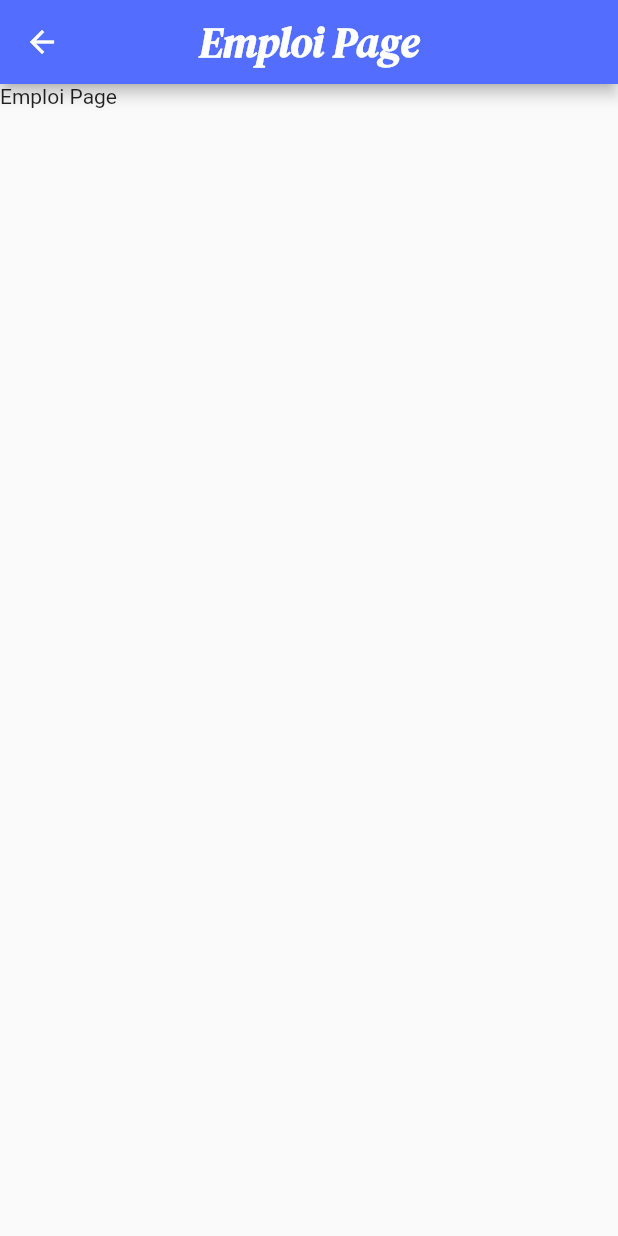
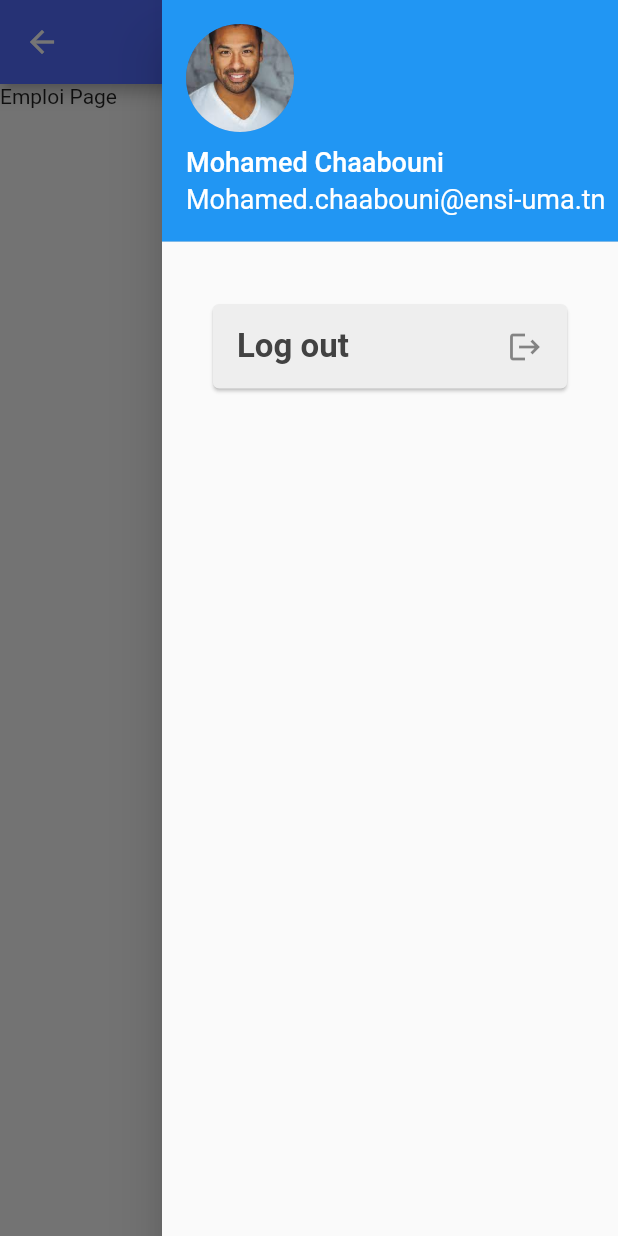
Before and after one commit to MahdiAyadi1/metroapp, a Flutter app: the Emploi screen opened by its route, with the side drawer open (before the commit the screen has no drawer), on a phone screen of 412 x 824 dp. Run offline on Flutter 3.47's test engine with Material 2 defaults, Android fonts, the phone set to English and light mode, and no system bars; our stand-ins replace firebase_core, sqflite; accounts and stored records are empty; Roboto replaces fonts that are missing (Allfont).

Commit message:
sql fichier

```diff
--- a/Mobile/metroapp/lib/main.dart
+++ b/Mobile/metroapp/lib/main.dart
@@ -9,6 +9,7 @@ import 'package:metroapp/pages/firstlogo.dart';
 // import 'package:metroapp/pages/welcome.dart';
 import 'package:firebase_core/firebase_core.dart';
 import 'package:metroapp/pages/login.dart';
+import 'package:metroapp/pages/welcome.dart';
 // import 'package:metroapp/pages/test.dart';
 // import 'package:metroapp/pages/welcome.dart';
 
@@ -26,6 +27,7 @@ class MyApp extends StatelessWidget {
     return MaterialApp(
       theme: ThemeData(
         fontFamily: 'Allfont',
+        // primaryColor: Colors.indigoAccent,
       ),
       initialRoute: '/',
       routes: {
@@ -33,7 +35,7 @@ class MyApp extends StatelessWidget {
         '/findmetro': (context) => const Findmetro(),
         '/login': (context) => const Login(),
         '/emploi': (context) => const Emploi(),
-        // '/signup': (context) => const SignUp(),
+        '/welcome': (context) => const Welcome(),
       },
       debugShowCheckedModeBanner: false,
     );
--- a/Mobile/metroapp/lib/pages/emploi.dart
+++ b/Mobile/metroapp/lib/pages/emploi.dart
@@ -9,6 +9,33 @@ class Emploi extends StatelessWidget {
   Widget build(BuildContext context) {
     return SafeArea(
       child: Scaffold(
+        endDrawer: Drawer(
+            child: ListView(
+              // ignore: prefer_const_literals_to_create_immutables
+              children: [
+                UserAccountsDrawerHeader(
+                  currentAccountPicture: CircleAvatar(
+                    backgroundImage: AssetImage('assets/images/person.jpg'),
+                  ),
+                  accountName: Text("Mohamed Chaabouni",style: TextStyle(fontSize: 18),),
+                  accountEmail: Text("Mohamed.chaabouni@ensi-uma.tn",style: TextStyle(fontSize: 18),)),
+                Container(
+                  margin: EdgeInsets.fromLTRB(30, 30, 30, 0),
+
+                  child: GestureDetector(
+                    onTap: (){Navigator.pushNamed(context, '/welcome');},
+                    child: Card(
+                      color: Colors.grey[200],
+                      child: ListTile(autofocus: true,
+                      title: Text("Log out",style: TextStyle(fontSize: 22,fontWeight: FontWeight.bold,color: Colors.grey[800]),),
+                      trailing: Icon(Icons.logout),
+                      ),
+                    ),
+                  ),
+                )
+              ],
+            ),
+            ),
         appBar: AppBar(
         backgroundColor: Colors.indigoAccent,
         title: Text("Emploi Page",style: TextStyle(
--- a/Mobile/metroapp/pubspec.yaml
+++ b/Mobile/metroapp/pubspec.yaml
@@ -37,6 +37,7 @@ dependencies:
   cupertino_icons: ^1.0.2
   firebase_core: ^2.6.1
   firebase: ^9.0.3
+  sqflite: ^2.2.4+1
 
 dev_dependencies:
   flutter_test:
```
Also changed, not shown: Mobile/metroapp/lib/database/sqldb.dart (added, +66 -0 lines), Mobile/metroapp/lib/pages/welcome.dart (+16 -16 lines), Mobile/metroapp/assets/images/person.jpg (added), Mobile/metroapp/pubspec.lock, 1 other file.
